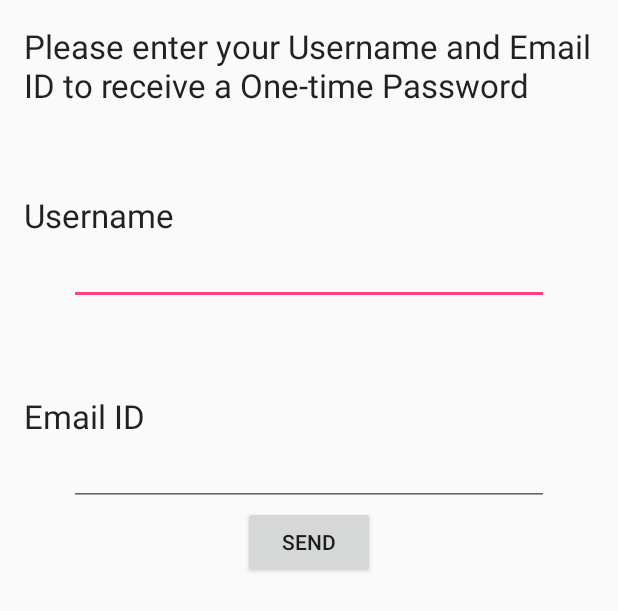
After one commit to Deep-Sek/Sanguine-Android, an Android app: the layout activity_forgot_password.xml on its own in the app's theme, with its tools: preview values and no code run, on a phone screen of 412 x 824 dp. The commit adds this screen. Shown: the top 611 px of the screen. Run offline under Robolectric (Android 15) with nearby library versions, the phone set to English and light mode, and no system bars.

Commit message:
working on forgot password

```diff
--- /dev/null
+++ b/app/src/main/res/layout/activity_forgot_password.xml
@@ -0,0 +1,65 @@
+<RelativeLayout xmlns:android="http://schemas.android.com/apk/res/android"
+    xmlns:tools="http://schemas.android.com/tools" android:layout_width="match_parent"
+    android:layout_height="match_parent" android:paddingLeft="@dimen/activity_horizontal_margin"
+    android:paddingRight="@dimen/activity_horizontal_margin"
+    android:paddingTop="@dimen/activity_vertical_margin"
+    android:paddingBottom="@dimen/activity_vertical_margin"
+    tools:context="teamsanguine.sanguine.ForgotPassword">
+
+    <TextView
+        android:layout_width="wrap_content"
+        android:layout_height="wrap_content"
+        android:textAppearance="?android:attr/textAppearanceLarge"
+        android:text="Please enter your Username and Email ID to receive a One-time Password"
+        android:id="@+id/textView4"
+        android:layout_alignParentTop="true"
+        android:layout_alignParentStart="true" />
+
+    <TextView
+        android:layout_width="wrap_content"
+        android:layout_height="wrap_content"
+        android:textAppearance="?android:attr/textAppearanceLarge"
+        android:text="Username"
+        android:id="@+id/textView5"
+        android:layout_below="@+id/textView4"
+        android:layout_alignParentStart="true"
+        android:layout_marginTop="57dp" />
+
+    <EditText
+        android:layout_width="wrap_content"
+        android:layout_height="wrap_content"
+        android:inputType="textPersonName"
+        android:ems="10"
+        android:id="@+id/etusername1"
+        android:layout_below="@+id/textView5"
+        android:layout_centerHorizontal="true"
+        android:width="320dp" />
+
+    <TextView
+        android:layout_width="wrap_content"
+        android:layout_height="wrap_content"
+        android:textAppearance="?android:attr/textAppearanceLarge"
+        android:text="Email ID"
+        android:id="@+id/textView6"
+        android:layout_below="@+id/etusername1"
+        android:layout_alignParentStart="true"
+        android:layout_marginTop="59dp" />
+
+    <EditText
+        android:layout_width="wrap_content"
+        android:layout_height="wrap_content"
+        android:inputType="textEmailAddress"
+        android:ems="10"
+        android:id="@+id/etemailid2"
+        android:layout_below="@+id/textView6"
+        android:layout_centerHorizontal="true"
+        android:width="320dp" />
+
+    <Button
+        android:layout_width="wrap_content"
+        android:layout_height="wrap_content"
+        android:text="Send"
+        android:id="@+id/send"
+        android:layout_below="@+id/etemailid2"
+        android:layout_centerHorizontal="true" />
+</RelativeLayout>
--- a/app/src/main/res/layout/activity_forgotpassword.xml
+++ b/app/src/main/res/layout/activity_reset_password.xml
@@ -4,6 +4,9 @@
     android:paddingRight="@dimen/activity_horizontal_margin"
     android:paddingTop="@dimen/activity_vertical_margin"
     android:paddingBottom="@dimen/activity_vertical_margin"
-    tools:context="teamsanguine.sanguine.forgotpassword">
+    tools:context="teamsanguine.sanguine.ResetPassword">
+
+    <TextView android:text="@string/hello_world" android:layout_width="wrap_content"
+        android:layout_height="wrap_content" />
 
 </RelativeLayout>
--- a/app/src/main/res/layout/loginscreen.xml
+++ b/app/src/main/res/layout/loginscreen.xml
@@ -74,7 +74,6 @@
         android:id="@+id/forgotpassword"
         android:layout_centerVertical="true"
         android:layout_alignParentEnd="true"
-        android:onClick="onForgetPass"
         android:textColor="#0000FF" />
 
 </RelativeLayout>
--- a/app/src/main/res/values/strings.xml
+++ b/app/src/main/res/values/strings.xml
@@ -72,4 +72,6 @@
     <string name="hello_world">Hello world!</string>
     <string name="action_settings">Settings</string>
     <string name="title_activity_forgotpassword">forgotpassword</string>
+    <string name="title_activity_forgot_password">ForgotPassword</string>
+    <string name="title_activity_reset_password">ResetPassword</string>
 </resources>
```
Also changed, not shown: app/src/main/AndroidManifest.xml (+6 -2 lines), app/src/main/java/teamsanguine/sanguine/ResetPassword.java (added, +16 -0 lines), app/src/main/java/teamsanguine/sanguine/SendEmail.java (added, +92 -0 lines), app/src/main/java/teamsanguine/sanguine/forgotpassword.java (+52 -19 lines), app/src/main/java/teamsanguine/sanguine/loginscreen.java (+5 -11 lines), 1 other file.
